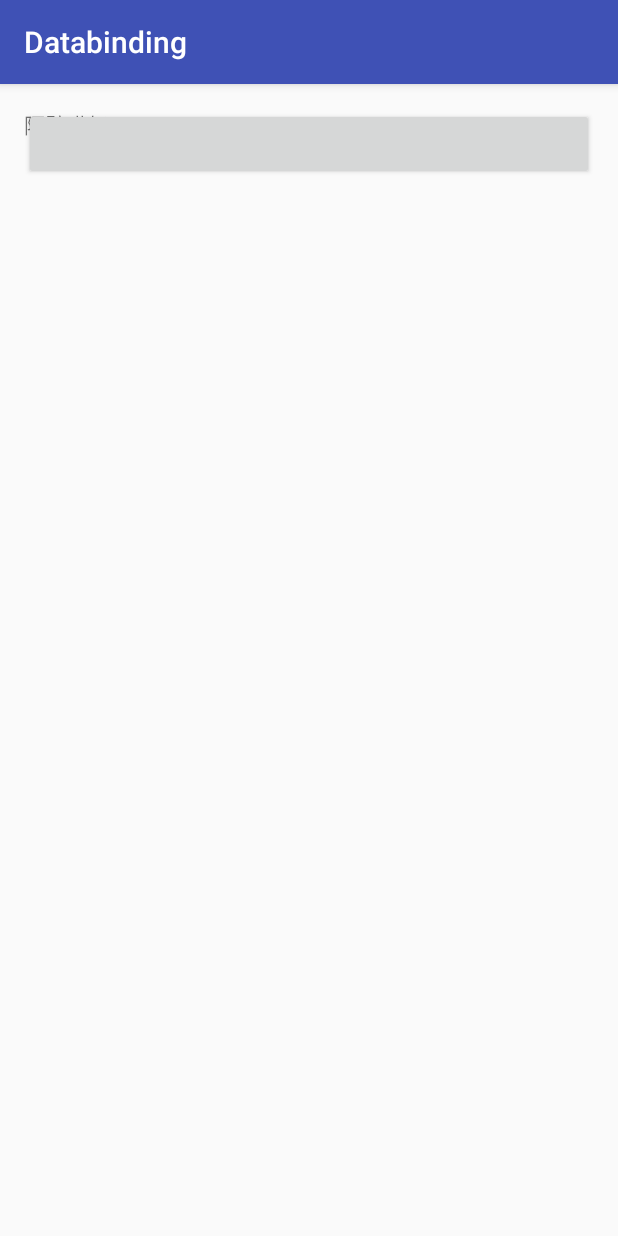
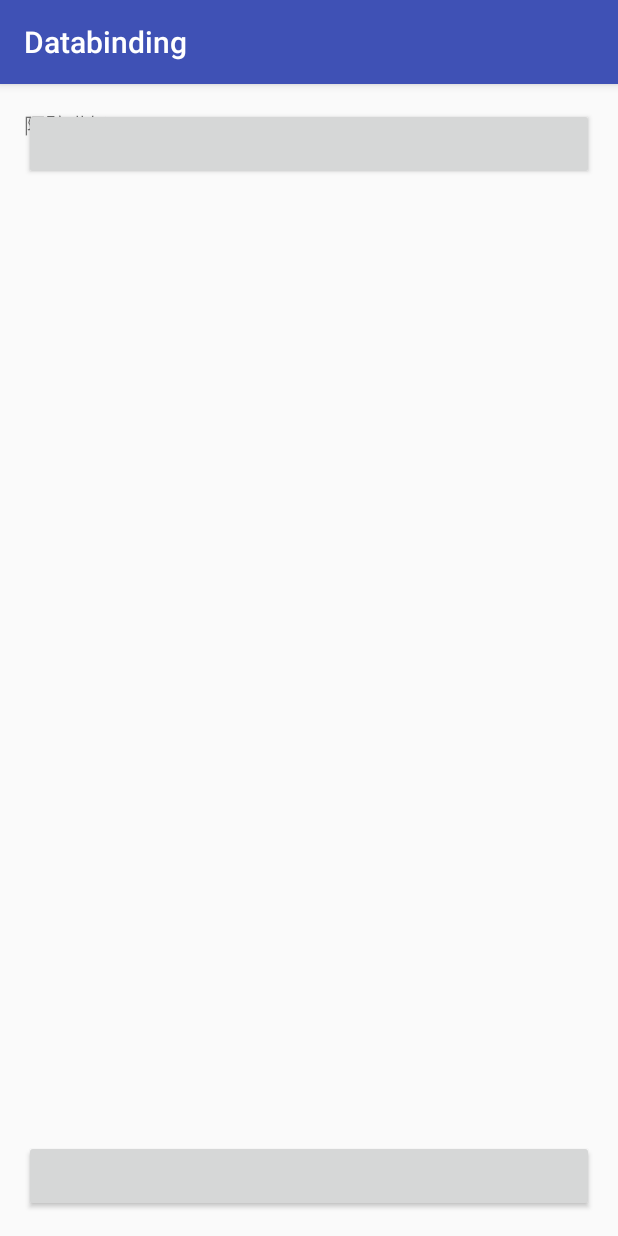
Before and after one commit to movexmanlife/Databinding, an Android app: the screen it shows after launch (MainActivity), on a phone screen of 412 x 824 dp. Run offline under Robolectric (Android 15) with nearby library versions, the phone set to English and light mode, and no system bars; our stand-ins replace data binding; 4 statements that could not run were skipped.

Commit message:
(1)点击事件例子；

```diff
--- a/app/src/main/java/com/robot/databinding/MainActivity.java
+++ b/app/src/main/java/com/robot/databinding/MainActivity.java
@@ -5,6 +5,7 @@ import android.databinding.DataBindingUtil;
 import android.support.v7.app.AppCompatActivity;
 import android.os.Bundle;
 import android.view.View;
+import android.widget.Toast;
 
 import com.robot.databinding.databinding.LaosijiBinding;
 
@@ -16,7 +17,12 @@ public class MainActivity extends AppCompatActivity {
         LaosijiBinding binding = DataBindingUtil.setContentView(this, R.layout.laosiji);
         OldDriver oldDriver = new OldDriver("Xman", "吱吱");
         binding.setOldDriver(oldDriver);
-        MyHandler myHandler = new MyHandler();
+        MyHandler myHandler = new MyHandler(){
+            @Override
+            public void onClick(View v) {
+                Toast.makeText(getApplicationContext(), "xxx", Toast.LENGTH_SHORT).show();
+            }
+        };
         binding.setHandlers(myHandler);
         binding.xman.setText("隔壁喵叔");
 
--- /dev/null
+++ b/app/src/main/java/com/robot/databinding/MyFragment.java
@@ -0,0 +1,4 @@
+package com.robot.databinding;
+
+public class MyFragment {
+}
--- a/app/src/main/java/com/robot/databinding/MyHandler.java
+++ b/app/src/main/java/com/robot/databinding/MyHandler.java
@@ -2,11 +2,6 @@ package com.robot.databinding;
 
 import android.view.View;
 
-/**
- * Created by Administrator on 2016/8/1.
- */
-public class MyHandler {
-    public void onClickFriend(View view) {
-        System.out.println("xxxxxxxxxxxxxxxxxxxxxxxxxxx");
-    }
+
+public interface MyHandler extends View.OnClickListener{
 }
--- a/app/src/main/res/layout/laosiji.xml
+++ b/app/src/main/res/layout/laosiji.xml
@@ -21,7 +21,12 @@
             android:layout_width="wrap_content"
             android:layout_height="wrap_content" />
         <Button
-            android:onClick="@{handlers.onClickFriend}"
+            android:onClick="@{handlers.onClick}"
+            android:layout_width="match_parent"
+            android:layout_height="wrap_content" />
+        <Button
+            android:layout_alignParentBottom="true"
+            android:onClick="@{handlers.onClick}"
             android:layout_width="match_parent"
             android:layout_height="wrap_content" />
     </RelativeLayout>
```
